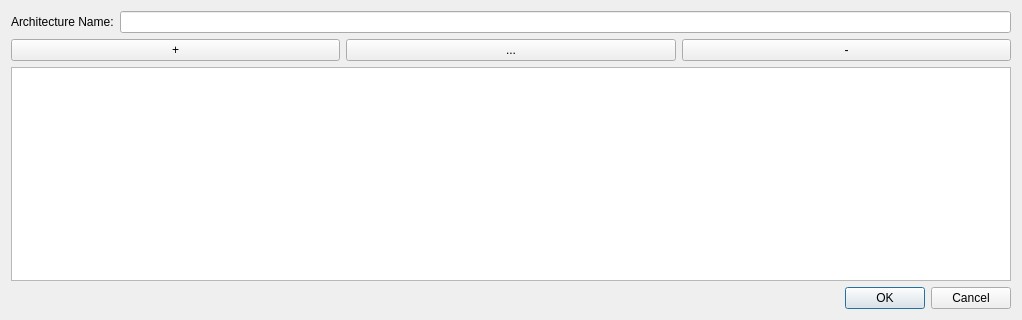
The window that architecturefileeditordialog.ui (Ty-Frame/Tomasulos-Algorithm) describes before a commit, drawn with Qt 5.
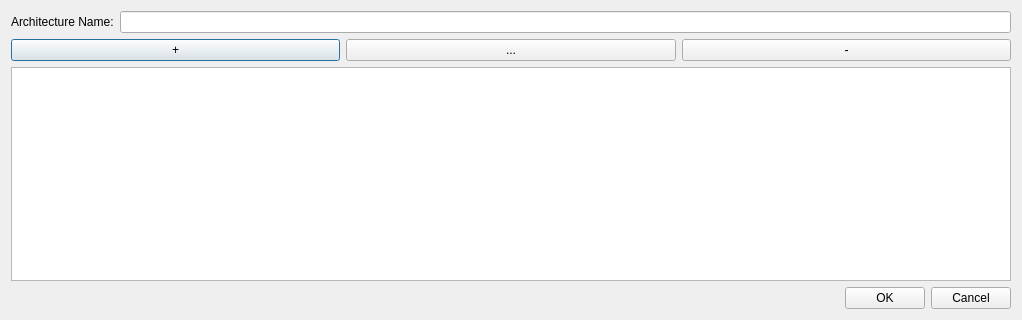
The same window after the commit.

Commit message:
Replace Button Boxes Complete
Also updated the default architecture items to match the needed format for ToString

What changed in the file:
```diff
--- a/architecturefileeditordialog.ui
+++ b/architecturefileeditordialog.ui
@@ -70,14 +70,35 @@
     </widget>
    </item>
    <item>
-    <widget class="QDialogButtonBox" name="buttonBox">
-     <property name="orientation">
-      <enum>Qt::Horizontal</enum>
-     </property>
-     <property name="standardButtons">
-      <set>QDialogButtonBox::Cancel|QDialogButtonBox::Ok</set>
-     </property>
-    </widget>
+    <layout class="QHBoxLayout" name="horizontalLayout_3">
+     <item>
+      <spacer name="horizontalSpacer">
+       <property name="orientation">
+        <enum>Qt::Horizontal</enum>
+       </property>
+       <property name="sizeHint" stdset="0">
+        <size>
+         <width>40</width>
+         <height>20</height>
+        </size>
+       </property>
+      </spacer>
+     </item>
+     <item>
+      <widget class="QPushButton" name="okPushButton">
+       <property name="text">
+        <string>OK</string>
+       </property>
+      </widget>
+     </item>
+     <item>
+      <widget class="QPushButton" name="cancelPushButton">
+       <property name="text">
+        <string>Cancel</string>
+       </property>
+      </widget>
+     </item>
+    </layout>
    </item>
   </layout>
  </widget>
```
Left out of the diff: 35 changed lines with no effect on the pictures. The commit also changes 11 other files.
